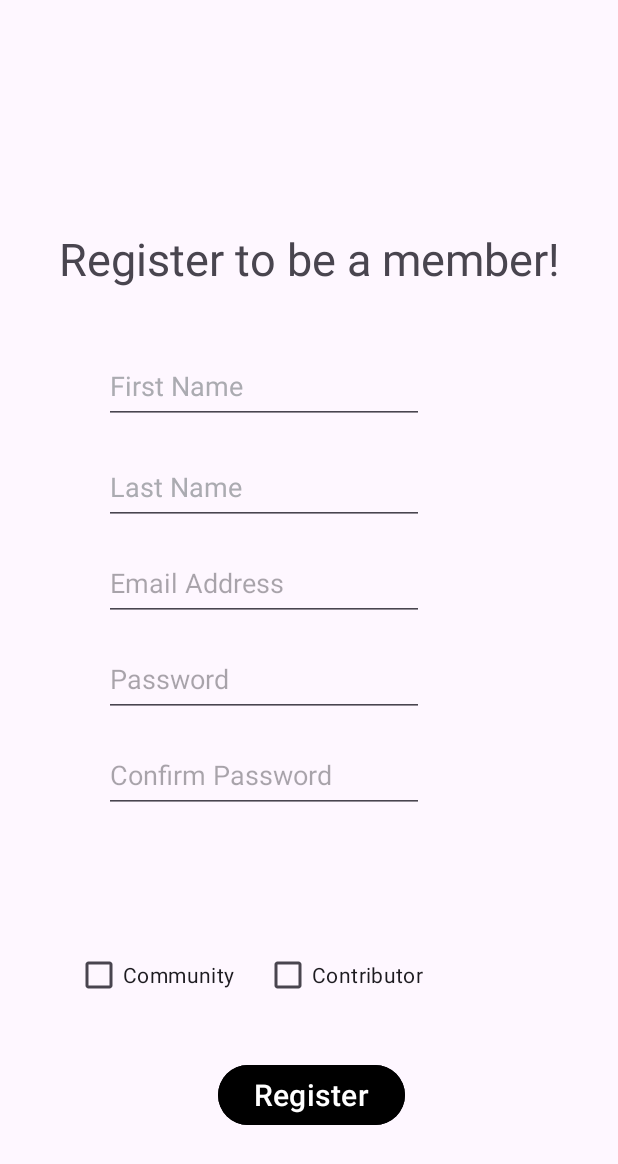
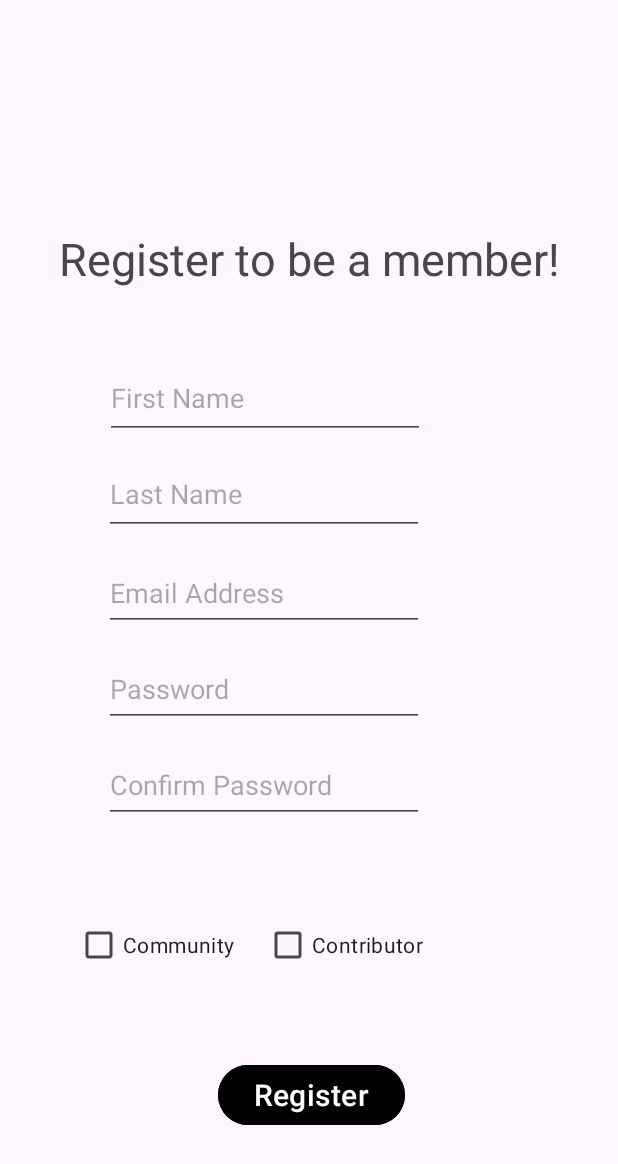
Before and after one commit to sapshmid/AICollabCanvas, an Android app: the screen it shows after launch (MainActivity), after a tap on "New Here? Sign Up Now!", on a phone screen of 412 x 824 dp. Shown: the top 1164 px of the screen. Run offline under Robolectric (Android 15) with nearby library versions, the phone set to English and light mode, and no system bars; Roboto replaces fonts that are not available here.

Commit message:
edit to the edit texts

```diff
--- a/app/src/main/res/layout/fragment_register.xml
+++ b/app/src/main/res/layout/fragment_register.xml
@@ -25,31 +25,16 @@
         android:id="@+id/etFirstname"
         android:layout_width="wrap_content"
         android:layout_height="50dp"
-        android:layout_marginStart="40dp"
-        android:layout_marginTop="40dp"
-        android:layout_marginEnd="100dp"
+        android:layout_marginStart="71dp"
+        android:layout_marginTop="50dp"
+        android:layout_marginEnd="130dp"
         android:ems="10"
-        android:inputType="text"
-        android:text="@string/firstName"
-        android:textColor="@color/material_dynamic_neutral70"
+        android:gravity="start|top"
+        android:hint="@string/firstName"
+        android:inputType="textMultiLine"
         app:layout_constraintEnd_toEndOf="parent"
         app:layout_constraintStart_toStartOf="parent"
         app:layout_constraintTop_toBottomOf="@+id/tvRegistertitle" />
-
-    <EditText
-        android:id="@+id/etLastname"
-        android:layout_width="wrap_content"
-        android:layout_height="50dp"
-        android:layout_marginStart="40dp"
-        android:layout_marginTop="17dp"
-        android:layout_marginEnd="100dp"
-        android:ems="10"
-        android:inputType="text"
-        android:text="@string/lastName"
-        android:textColor="@color/material_dynamic_neutral70"
-        app:layout_constraintEnd_toEndOf="parent"
-        app:layout_constraintStart_toStartOf="parent"
-        app:layout_constraintTop_toBottomOf="@+id/etFirstname" />
 
     <EditText
         android:id="@+id/etAddEmail"
@@ -98,7 +83,7 @@
         android:layout_width="wrap_content"
         android:layout_height="wrap_content"
         android:layout_marginEnd="130dp"
-        android:layout_marginBottom="150dp"
+        android:layout_marginBottom="170dp"
         android:text="@string/checkcontributor"
         app:layout_constraintBottom_toBottomOf="parent"
         app:layout_constraintEnd_toEndOf="parent" />
@@ -108,7 +93,7 @@
         android:layout_width="wrap_content"
         android:layout_height="wrap_content"
         android:layout_marginStart="50dp"
-        android:layout_marginBottom="150dp"
+        android:layout_marginBottom="170dp"
         android:text="@string/checkcommunity"
         app:layout_constraintBottom_toBottomOf="parent"
         app:layout_constraintStart_toStartOf="parent" />
@@ -127,4 +112,19 @@
         app:layout_constraintEnd_toEndOf="parent"
         app:layout_constraintStart_toStartOf="parent" />
 
+    <EditText
+        android:id="@+id/etLastname"
+        android:layout_width="wrap_content"
+        android:layout_height="50dp"
+        android:layout_marginStart="70dp"
+        android:layout_marginTop="14dp"
+        android:layout_marginEnd="130dp"
+        android:ems="10"
+        android:gravity="start|top"
+        android:hint="@string/lastName"
+        android:inputType="textMultiLine"
+        app:layout_constraintEnd_toEndOf="parent"
+        app:layout_constraintStart_toStartOf="parent"
+        app:layout_constraintTop_toBottomOf="@+id/etFirstname" />
+
 </androidx.constraintlayout.widget.ConstraintLayout>
```
